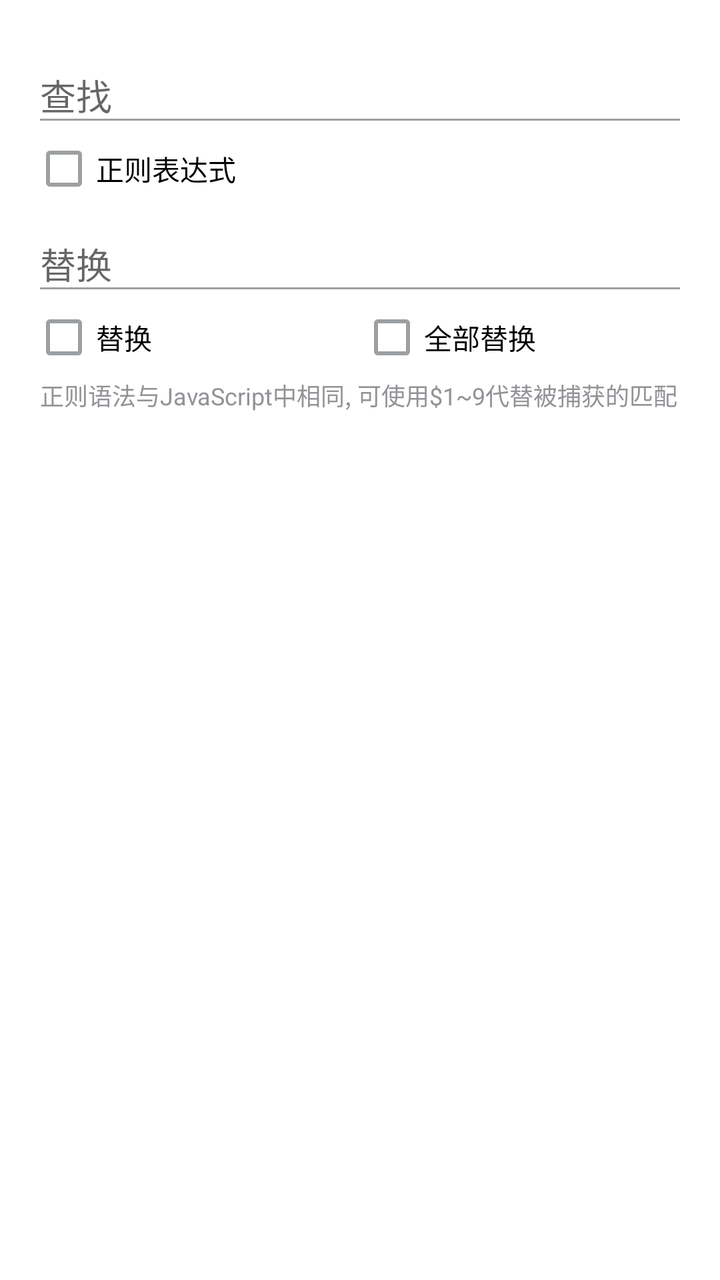
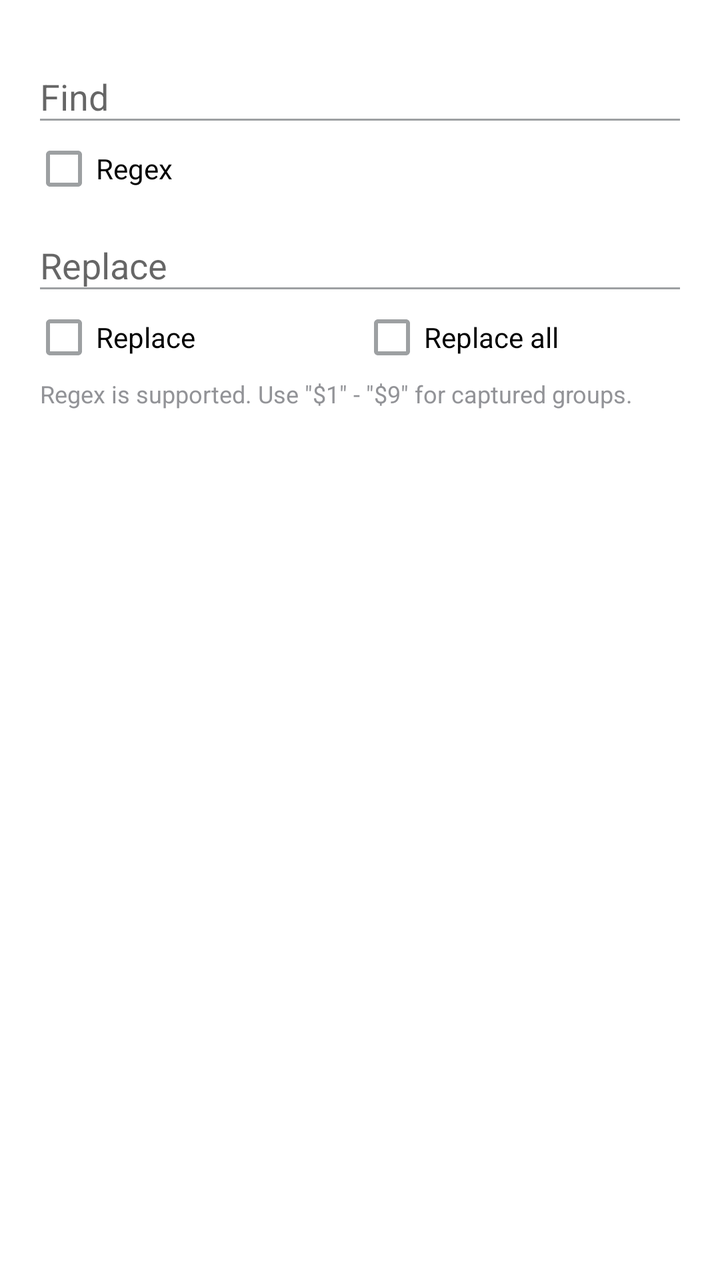

Two renders of the same Android screen: before a commit and after it. Below are the layout's source before the change and the commit's diff.
<!-- AndroidManifest.xml: application theme AppTheme -->
<!-- res/layout/dialog_find_or_replace.xml -->
<?xml version="1.0" encoding="utf-8"?>
<LinearLayout xmlns:android="http://schemas.android.com/apk/res/android"
              xmlns:app="http://schemas.android.com/apk/res-auto"
              android:layout_width="match_parent"
              android:layout_height="match_parent"
              android:orientation="vertical"
              android:paddingLeft="16dp"
              android:paddingRight="16dp"
              android:paddingTop="16dp">

    <com.google.android.material.textfield.TextInputLayout
        android:layout_width="match_parent"
        android:layout_height="wrap_content"
        android:hint="@string/text_find">

        <androidx.appcompat.widget.AppCompatEditText
            android:id="@+id/keywords"
            android:layout_width="match_parent"
            android:layout_height="wrap_content"/>
    </com.google.android.material.textfield.TextInputLayout>

    <CheckBox
        android:id="@+id/checkbox_regex"
        android:layout_width="match_parent"
        android:layout_height="wrap_content"
        android:text="@string/text_regex"/>

    <com.google.android.material.textfield.TextInputLayout
        android:layout_width="match_parent"
        android:layout_height="wrap_content"
        android:hint="@string/text_replace">

        <androidx.appcompat.widget.AppCompatEditText
            android:id="@+id/replacement"
            android:layout_width="match_parent"
            android:layout_height="wrap_content"/>
    </com.google.android.material.textfield.TextInputLayout>

    <LinearLayout
        android:layout_width="match_parent"
        android:layout_height="wrap_content"
        android:orientation="horizontal">

        <CheckBox
            android:id="@+id/checkbox_replace"
            android:layout_width="0dp"
            android:layout_height="wrap_content"
            android:layout_weight="1"
            android:text="@string/text_replace"/>

        <CheckBox
            android:id="@+id/checkbox_replace_all"
            android:layout_width="0dp"
            android:layout_height="wrap_content"
            android:layout_weight="1"
            android:text="@string/text_replace_all"/>

    </LinearLayout>

    <TextView
        android:layout_width="wrap_content"
        android:layout_height="wrap_content"
        android:padding="4dp"
        android:text="@string/hint_regex"
        android:textColor="#929397"
        android:textSize="12sp"/>


</LinearLayout>
<!-- resources referenced by this layout -->
<resources>
  <string name="hint_regex">正则语法与JavaScript中相同, 可使用$1~9代替被捕获的匹配</string>
  <string name="text_find">查找</string>
  <string name="text_regex">正则表达式</string>
  <string name="text_replace">替换</string>
  <string name="text_replace_all">全部替换</string>
  <style name="AppTheme" parent="Theme.AppCompat.DayNight.NoActionBar">
          <item name="colorPrimary">@color/colorPrimary</item>
          <item name="colorPrimaryDark">@color/colorPrimaryDark</item>
          <item name="colorAccent">@color/colorAccent</item>
          <item name="android:textColorPrimary">@color/text_color_secondary</item>
          <item name="android:textColorSecondary">@color/text_color_thirdly</item>
          <item name="android:windowBackground">@color/window_background</item>
          <item name="android:itemBackground">@color/item_background</item>
          <item name="itemBackgroundDark">@color/item_background_dark</item>
          <item name="android:divider">@color/divider</item>
          <item name="drawer_item_text_color">@color/drawer_menu_item_text_color</item>
          <item name="drawer_group_text_color">@color/drawer_menu_group_text_color</item>
      </style>
  <color name="colorPrimary">#37474F</color>
  <color name="colorPrimaryDark">#37474F</color>
  <color name="colorAccent">#03a9f4</color>
  <color name="text_color_secondary">#484C4F</color>
  <color name="text_color_thirdly">#9DA0A2</color>
  <color name="window_background">#FFFFFF</color>
  <color name="item_background">#FFFFFF</color>
  <color name="item_background_dark">#FFFFFF</color>
  <color name="divider">#f2f3f5</color>
  <color name="drawer_menu_item_text_color">#484C4F</color>
  <color name="drawer_menu_group_text_color">#999999</color>
</resources>

<!-- the commit's change to res/layout/dialog_find_or_replace.xml (unified diff, before → after) -->
@@ -61,7 +61,7 @@
         android:layout_width="wrap_content"
         android:layout_height="wrap_content"
         android:padding="4dp"
-        android:text="@string/hint_regex"
+        android:text="@string/hint_find_with_regex"
         android:textColor="#929397"
         android:textSize="12sp"/>
 
<!-- resource entries referenced after the edit -->
@@ -1,10 +1,10 @@
 <!-- resources referenced by this layout -->
 <resources>
-  <string name="hint_regex">正则语法与JavaScript中相同, 可使用$1~9代替被捕获的匹配</string>
-  <string name="text_find">查找</string>
-  <string name="text_regex">正则表达式</string>
-  <string name="text_replace">替换</string>
-  <string name="text_replace_all">全部替换</string>
+  <string name="hint_find_with_regex">Regex is supported. Use \"$1\" - \"$9\" for captured groups.</string>
+  <string name="text_find">Find</string>
+  <string name="text_regex">Regex</string>
+  <string name="text_replace">Replace</string>
+  <string name="text_replace_all">Replace all</string>
   <style name="AppTheme" parent="Theme.AppCompat.DayNight.NoActionBar">
           <item name="colorPrimary">@color/colorPrimary</item>
           <item name="colorPrimaryDark">@color/colorPrimaryDark</item>
